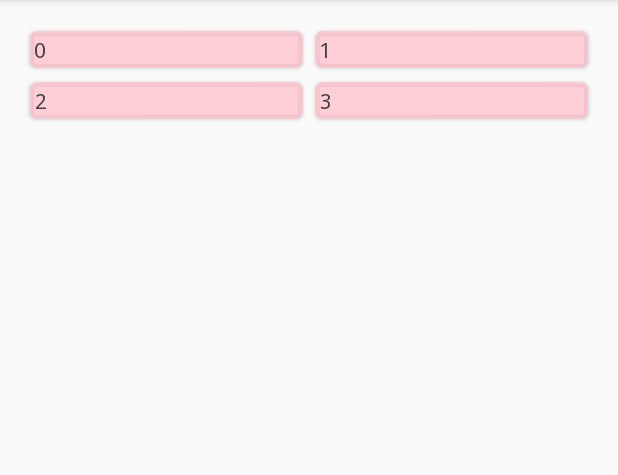
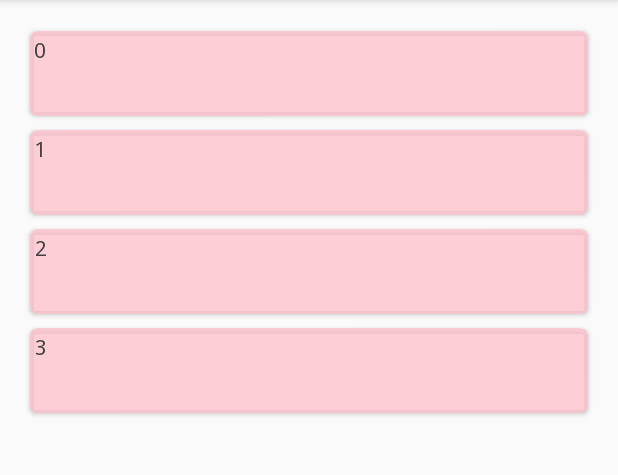
Before and after one commit to EvgeniyaKonobeeva/NotesKeeper, an Android app: the screen it shows after launch (MainActivity), on a phone screen of 412 x 824 dp, the part 84-559 px from its top. Run offline under Robolectric (Android 15) with nearby library versions, the phone set to English and light mode, and no system bars.

Commit message:
replacement of cards with each other

```diff
--- a/app/src/main/java/com/example/ekonobeeva/noteskeeper/Helper/IntItemTouchHelperAdapter.java
+++ b/app/src/main/java/com/example/ekonobeeva/noteskeeper/Helper/IntItemTouchHelperAdapter.java
@@ -8,4 +8,5 @@ import android.support.v7.widget.RecyclerView;
 public interface IntItemTouchHelperAdapter {
     void onMoveItem(int fromPos, int toPos, RecyclerView.ViewHolder holder, RecyclerView.ViewHolder target);
     void onRemoveItem();
+    void onRealMove(int fromPos, int toPos);
 }
--- a/app/src/main/java/com/example/ekonobeeva/noteskeeper/MainActivity.java
+++ b/app/src/main/java/com/example/ekonobeeva/noteskeeper/MainActivity.java
@@ -26,10 +26,10 @@ public class MainActivity extends AppCompatActivity implements IDragListener {
         Bitmap bitmap2 = BitmapFactory.decodeResource(getResources(), R.drawable.picture_w384_h549);
 
         ArrayList<Object> texts = new ArrayList<>();
-        texts.add("0");
-        texts.add("1");
-        texts.add("2");
-        texts.add("3");
+        texts.add("0\n\n");
+        texts.add("1\n\n");
+        texts.add("2\n\n");
+        texts.add("3\n\n");
 //        texts.add("4");
 //        texts.add("5");
 //        texts.add("6");
@@ -43,7 +43,7 @@ public class MainActivity extends AppCompatActivity implements IDragListener {
 
         itemTouchHelper = new ItemTouchHelper(new ItemTouchHelperCallback(adapter));
 
-        StaggeredGridLayoutManager layoutMan = new StaggeredGridLayoutManager(2, StaggeredGridLayoutManager.VERTICAL);
+        StaggeredGridLayoutManager layoutMan = new StaggeredGridLayoutManager(1, StaggeredGridLayoutManager.VERTICAL);
 
 
 
--- a/app/src/main/java/com/example/ekonobeeva/noteskeeper/SizedCardView.java
+++ b/app/src/main/java/com/example/ekonobeeva/noteskeeper/SizedCardView.java
@@ -8,7 +8,6 @@ import android.util.AttributeSet;
  * Created by Evgenia on 20.09.2016.
  */
 public class SizedCardView extends CardView {
-    private final static int MAX_SIZE = 500;
     public SizedCardView(Context context) {
         super(context);
     }
@@ -23,7 +22,7 @@ public class SizedCardView extends CardView {
 
     @Override
     protected void onMeasure(int widthMeasureSpec, int heightMeasureSpec) {
-        heightMeasureSpec = MeasureSpec.makeMeasureSpec(MAX_SIZE, MeasureSpec.AT_MOST);
+        heightMeasureSpec = MeasureSpec.makeMeasureSpec((int)this.getResources().getDimension(R.dimen.maxCardViewHeight), MeasureSpec.AT_MOST);
         super.onMeasure(widthMeasureSpec, heightMeasureSpec);
     }
 
--- a/app/src/main/res/layout/activity_main.xml
+++ b/app/src/main/res/layout/activity_main.xml
@@ -10,7 +10,7 @@
     tools:context="com.example.ekonobeeva.noteskeeper.MainActivity">
     <android.support.v7.widget.RecyclerView
         android:layout_width="match_parent"
-        android:layout_height="match_parent"
+        android:layout_height="wrap_content"
         android:id="@+id/recycler_view">
     </android.support.v7.widget.RecyclerView>
 
--- a/app/src/main/res/values/dimens.xml
+++ b/app/src/main/res/values/dimens.xml
@@ -6,6 +6,7 @@
     <dimen name="cardRadiusCorner">5dp</dimen>
     <dimen name="cardElevation">2dp</dimen>
     <dimen name="contentPadding">8px</dimen>
+    <dimen name="maxCardViewHeight">700px</dimen>
     <!--text view params-->
     <integer name="maxLines">8</integer>
     <integer name="textViewPadding">4</integer>
--- a/app/src/main/res/values/styles.xml
+++ b/app/src/main/res/values/styles.xml
@@ -6,6 +6,25 @@
         <item name="colorPrimary">@color/colorPrimary</item>
         <item name="colorPrimaryDark">@color/colorPrimaryDark</item>
         <item name="colorAccent">@color/colorAccent</item>
+        <item name="textStyle">@style/TextStyle</item>
+        <item name="imgStyle">@style/ImgStyle</item>
+
     </style>
 
+    <!--ImageView style-->
+    <style name="ImgStyle" parent="Base.Widget.AppCompat.ImageButton">
+        <item name="android:layout_width">match_parent</item>
+        <item name="android:layout_height">wrap_content</item>
+        <item name="android:scaleType">centerInside</item>
+    </style>
+
+    <!--TextView style-->
+    <style name="TextStyle" parent="Base.V7.Widget.AppCompat.AutoCompleteTextView">
+        <item name="android:layout_height">wrap_content</item>
+        <item name="android:layout_width">wrap_content</item>
+        <item name="android:maxLines">@integer/maxLines</item>
+        <item name="android:typeface">monospace</item>
+        <item name="android:textColor">@color/textColor</item>
+        <item name="android:padding">@dimen/contentPadding</item>
+    </style>
 </resources>
```
Also changed, not shown: app/src/main/java/com/example/ekonobeeva/noteskeeper/Helper/ItemTouchHelperCallback.java (+11 -2 lines), app/src/main/java/com/example/ekonobeeva/noteskeeper/RecViewAdapter.java (+36 -3 lines), app/src/main/res/values/my_attrs.xml (added, +9 -0 lines), app/src/main/res/drawable/pic.jpg (added).
